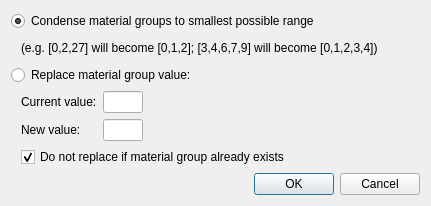
First picture: the form in Applications/DataExplorer/DataView/MeshValueEdit.ui, repository ufz/ogs, before the edit.
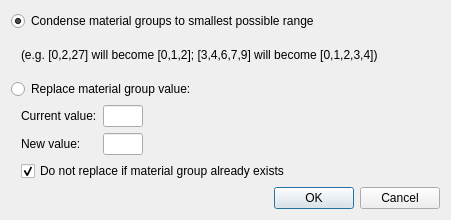
Second picture: the form after the edit.

Diff of the .ui file:
```diff
--- a/Applications/DataExplorer/DataView/MeshValueEdit.ui
+++ b/Applications/DataExplorer/DataView/MeshValueEdit.ui
@@ -6,8 +6,8 @@
    <rect>
     <x>0</x>
     <y>0</y>
-    <width>431</width>
-    <height>206</height>
+    <width>451</width>
+    <height>220</height>
    </rect>
   </property>
   <property name="windowTitle">
```
Left out of the diff: 8 changed lines with no effect on the pictures.
